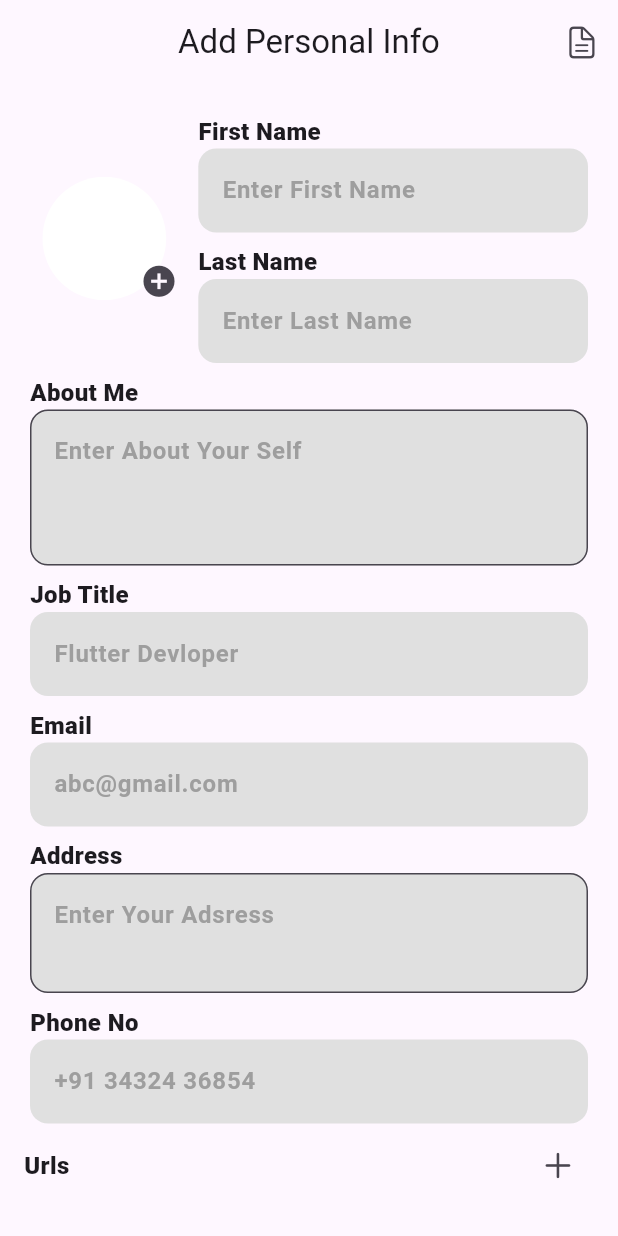
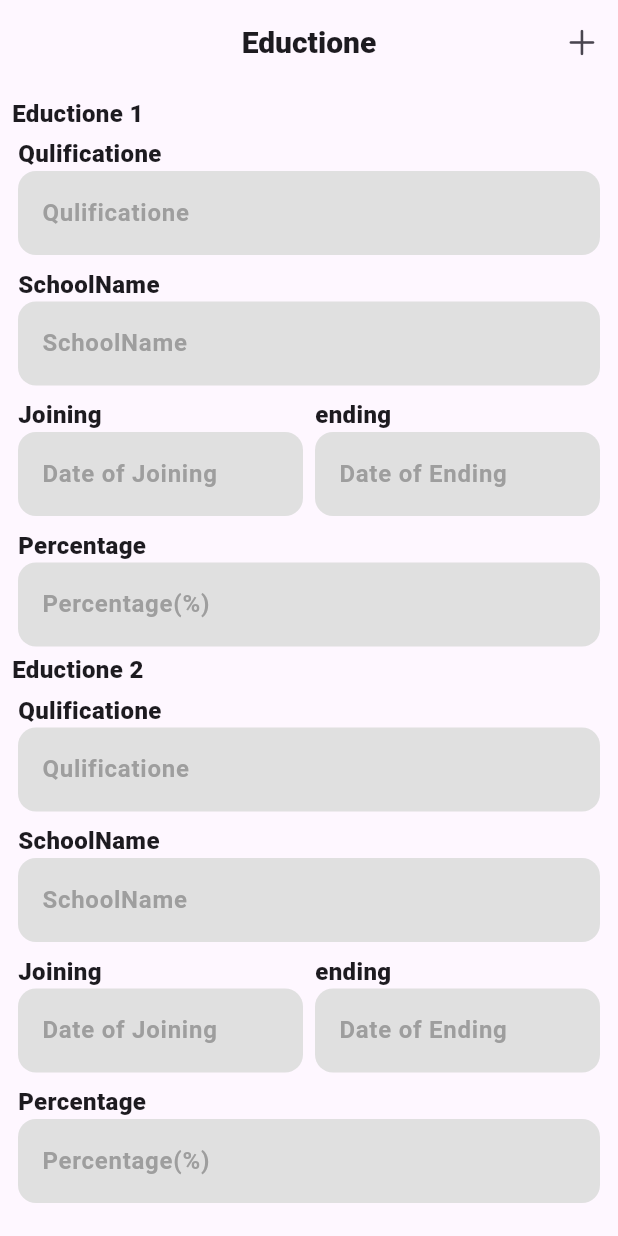
Before and after one commit to tushal13/rezume, a Flutter app: the screen it shows after launch, on a phone screen of 412 x 824 dp. Run offline on Flutter 3.47's test engine with Material 3 defaults, Android fonts, the light colour scheme and no system bars; our stand-ins replace google_fonts, image_picker, logger.

Commit message:
Eduction add Done

```diff
--- a/lib/Controller/OthrInfoController.dart
+++ b/lib/Controller/OthrInfoController.dart
@@ -1,3 +1,99 @@
 import 'package:flutter/cupertino.dart';
+import 'package:rezume/Model/EducationModel.dart';
 
-class OtherInfoController extends ChangeNotifier {}
+class OtherInfoController extends ChangeNotifier {
+  List<TextEditingController> schoolcontroller = [
+    TextEditingController(),
+    TextEditingController()
+  ];
+  List<TextEditingController> standardcontroller = [
+    TextEditingController(),
+    TextEditingController()
+  ];
+  List<TextEditingController> joiningcontroller = [
+    TextEditingController(),
+    TextEditingController()
+  ];
+  List<TextEditingController> endingcontroller = [
+    TextEditingController(),
+    TextEditingController()
+  ];
+  List<TextEditingController> percontroller = [
+    TextEditingController(),
+    TextEditingController()
+  ];
+  List<EducationModel> eductions = [];
+
+  initForEduction() {
+    if (schoolcontroller.length > 2 &&
+        standardcontroller.length > 2 &&
+        joiningcontroller.length > 2 &&
+        endingcontroller.length > 2 &&
+        percontroller.length > 2) {
+      schoolcontroller.removeWhere((element) => element.text.isEmpty);
+      standardcontroller.removeWhere((element) => element.text.isEmpty);
+      joiningcontroller.removeWhere((element) => element.text.isEmpty);
+      endingcontroller.removeWhere((element) => element.text.isEmpty);
+      percontroller.removeWhere((element) => element.text.isEmpty);
+    }
+    if (schoolcontroller.isEmpty &&
+            standardcontroller.isEmpty &&
+            joiningcontroller.isEmpty &&
+            endingcontroller.isEmpty &&
+            percontroller.isEmpty ||
+        schoolcontroller.length < 2 &&
+            standardcontroller.length < 2 &&
+            joiningcontroller.length < 2 &&
+            endingcontroller.length < 2 &&
+            percontroller.length < 2) {
+      if (schoolcontroller.length == 1 &&
+          standardcontroller.length == 1 &&
+          joiningcontroller.length == 1 &&
+          endingcontroller.length == 1 &&
+          percontroller.length == 1) {
+        schoolcontroller.add(TextEditingController());
+        standardcontroller.add(TextEditingController());
+        joiningcontroller.add(TextEditingController());
+        endingcontroller.add(TextEditingController());
+        percontroller.add(TextEditingController());
+      } else {
+        schoolcontroller
+            .addAll([TextEditingController(), TextEditingController()]);
+        standardcontroller
+            .addAll([TextEditingController(), TextEditingController()]);
+        joiningcontroller
+            .addAll([TextEditingController(), TextEditingController()]);
+        endingcontroller
+            .addAll([TextEditingController(), TextEditingController()]);
+        percontroller
+            .addAll([TextEditingController(), TextEditingController()]);
+      }
+    }
+  }
+
+  addurlfild() {
+    schoolcontroller.add(TextEditingController());
+    standardcontroller.add(TextEditingController());
+    joiningcontroller.add(TextEditingController());
+    endingcontroller.add(TextEditingController());
+    percontroller.add(TextEditingController());
+    notifyListeners();
+  }
+
+  addEducation() {
+    for (int i = 0; i < schoolcontroller.length; i++) {
+      String school = schoolcontroller[i].text;
+      String standard = standardcontroller[i].text;
+      String joining = joiningcontroller[i].text;
+      String ending = endingcontroller[i].text;
+      String per = percontroller[i].text;
+      if (school.isNotEmpty &&
+          standard.isNotEmpty &&
+          joining.isNotEmpty &&
+          ending.isNotEmpty &&
+          per.isNotEmpty)
+        eductions
+            .add(EducationModel(0, school, standard, joining, ending, per));
+    }
+  }
+}
--- a/lib/Model/EducationModel.dart
+++ b/lib/Model/EducationModel.dart
@@ -1,14 +1,16 @@
 class EducationModel {
   int? id;
-  String? std;
-  String? strem;
-  String? duration;
-  String? pr;
+  String? school;
+  String? standard;
+  String? joining;
+  String? ending;
+  String? per;
   EducationModel(
     this.id,
-    this.std,
-    this.strem,
-    this.duration,
-    this.pr,
+    this.school,
+    this.standard,
+    this.joining,
+    this.ending,
+    this.per,
   );
 }
--- a/lib/Utility/AppStyle.dart
+++ b/lib/Utility/AppStyle.dart
@@ -8,4 +8,6 @@ class AppStyle {
   );
   static TextStyle hintfstyle = GoogleFonts.roboto(
       fontWeight: FontWeight.w600, fontSize: 16, color: Colors.grey.shade500);
+  static TextStyle btnstyle = GoogleFonts.roboto(
+      fontSize: 18, fontWeight: FontWeight.w600, color: Colors.white);
 }
--- a/lib/Views/Screens/OtherInfoPage.dart
+++ b/lib/Views/Screens/OtherInfoPage.dart
@@ -1,41 +1,52 @@
 import 'package:flutter/Material.dart';
 import 'package:flutter/cupertino.dart';
+import 'package:logger/logger.dart';
+import 'package:provider/provider.dart';
+import 'package:rezume/Controller/OthrInfoController.dart';
 
 import '../../Utility/AppStyle.dart';
 import '../Component/CustomeTextfield.dart';
 
-class OtherInfoPage extends StatelessWidget {
-  OtherInfoPage({super.key});
+class EducationInfoPage extends StatelessWidget {
+  EducationInfoPage({super.key});
   GlobalKey<FormState> formkay = GlobalKey<FormState>();
-  TextEditingController stdcontroller = TextEditingController();
-  TextEditingController stremcontroller = TextEditingController();
-  TextEditingController durationcontroller = TextEditingController();
-  TextEditingController prcontroller = TextEditingController();
+
   @override
   Widget build(BuildContext context) {
+    context.read<OtherInfoController>().initForEduction();
+    Size size = MediaQuery.of(context).size;
     return Scaffold(
-      appBar: AppBar(),
-      body: Padding(
-        padding: const EdgeInsets.all(8.0),
-        child: Column(
-          crossAxisAlignment: CrossAxisAlignment.start,
-          children: [
-            Row(
-              mainAxisAlignment: MainAxisAlignment.spaceBetween,
-              children: [
-                Text(
+      appBar: AppBar(
+        title: Text(
           'Eductione',
-                  style: AppStyle.textfhedingstyle,
+          style: AppStyle.textfhedingstyle.copyWith(fontSize: 20),
         ),
+        centerTitle: true,
+        actions: [
           IconButton(
             onPressed: () {},
             icon: Icon(CupertinoIcons.plus),
           ),
         ],
       ),
+      body: Consumer<OtherInfoController>(builder: (context, oth, _) {
+        return Padding(
+          padding: const EdgeInsets.all(8.0),
+          child: SingleChildScrollView(
+            child: Column(
+              children: [
+                ...List.generate(
+                    oth.schoolcontroller.length,
+                    (index) => Column(
+                          crossAxisAlignment: CrossAxisAlignment.start,
+                          children: [
+                            Text(
+                              'Eductione ${index + 1}',
+                              style: AppStyle.textfhedingstyle,
+                            ),
                             CustomeTextField(
                                 title: "Qulificatione",
-                controller: stdcontroller,
+                                controller: oth.standardcontroller[index],
                                 validator: (v) {
                                   if (v!.isEmpty) {
                                     return 'Enter Qulificatione First';
@@ -43,21 +54,85 @@ class OtherInfoPage extends StatelessWidget {
                                   return null;
                                 },
                                 isbordershow: false,
-                hinttext: 'Bca'),
+                                hinttext: 'Qulificatione'),
                             CustomeTextField(
-                title: "Qulificatione",
-                controller: stremcontroller,
+                                title: "SchoolName",
+                                controller: oth.schoolcontroller[index],
                                 validator: (v) {
                                   if (v!.isEmpty) {
-                    return 'Enter Qulificatione First';
+                                    return 'Enter SchoolName First';
                                   }
                                   return null;
                                 },
                                 isbordershow: false,
-                hinttext: 'Bca'),
+                                hinttext: 'SchoolName'),
+                            Row(
+                              children: [
+                                Expanded(
+                                  child: CustomeTextField(
+                                      title: "Joining",
+                                      controller: oth.joiningcontroller[index],
+                                      validator: (v) {
+                                        if (v!.isEmpty) {
+                                          return 'Enter Date of Joining First';
+                                        }
+                                        return null;
+                                      },
+                                      isbordershow: false,
+                                      hinttext: 'Date of Joining'),
+                                ),
+                                Expanded(
+                                  child: CustomeTextField(
+                                      title: "ending",
+                                      controller: oth.endingcontroller[index],
+                                      validator: (v) {
+                                        if (v!.isEmpty) {
+                                          return 'Enter Date of Ending First';
+                                        }
+                                        return null;
+                                      },
+                                      isbordershow: false,
+                                      hinttext: 'Date of Ending'),
+                                ),
+                              ],
+                            ),
+                            CustomeTextField(
+                                title: "Percentage",
+                                controller: oth.percontroller[index],
+                                isbordershow: false,
+                                keyboardType: TextInputType.number,
+                                hinttext: 'Percentage(%)'),
+                          ],
+                        )),
+                GestureDetector(
+                  onTap: () {
+                    // Navigator.of(context).push(MaterialPageRoute(
+                    //     builder: (context) => EducationInfoPage()));
+                    oth.addEducation();
+                    oth.eductions
+                        .forEach((element) => Logger().t(element.school));
+                    Logger().i(oth.eductions[0].school);
+                  },
+                  child: Container(
+                    alignment: Alignment.center,
+                    margin: EdgeInsets.only(top: 10, bottom: 20),
+                    height: size.height * 0.06,
+                    width: size.width,
+                    child: Text(
+                      'Next',
+                      style: AppStyle.btnstyle,
+                    ),
+                    decoration: BoxDecoration(
+                      color: Colors.blue,
+                      borderRadius: BorderRadius.circular(12),
+                    ),
+                  ),
+                ),
               ],
             ),
           ),
+        );
+      }),
     );
   }
 }
--- a/lib/main.dart
+++ b/lib/main.dart
@@ -1,7 +1,8 @@
 import 'package:flutter/material.dart';
 import 'package:provider/provider.dart';
+import 'package:rezume/Controller/OthrInfoController.dart';
 import 'package:rezume/Controller/ResumeController.dart';
-import 'package:rezume/Views/Screens/PersonalInfoPage.dart';
+import 'package:rezume/Views/Screens/OtherInfoPage.dart';
 
 import 'Controller/PersonalController.dart';
 
@@ -9,6 +10,7 @@ void main() {
   runApp(MultiProvider(providers: [
     ChangeNotifierProvider(create: (context) => PersonalIncfoController()),
     ChangeNotifierProvider(create: (context) => ResumeController()),
+    ChangeNotifierProvider(create: (context) => OtherInfoController()),
   ], child: MyApp()));
 }
 
@@ -23,7 +25,7 @@ class MyApp extends StatelessWidget {
       theme: ThemeData(
         useMaterial3: true,
       ),
-      home: ProfileInfoPage(),
+      home: EducationInfoPage(),
     );
   }
 }
```
Also changed, not shown: lib/Controller/PersonalController.dart (+45 -6 lines), lib/Views/Screens/PersonalInfoPage.dart (+33 -30 lines). Lines whose indentation alone changed are shown as unchanged.
